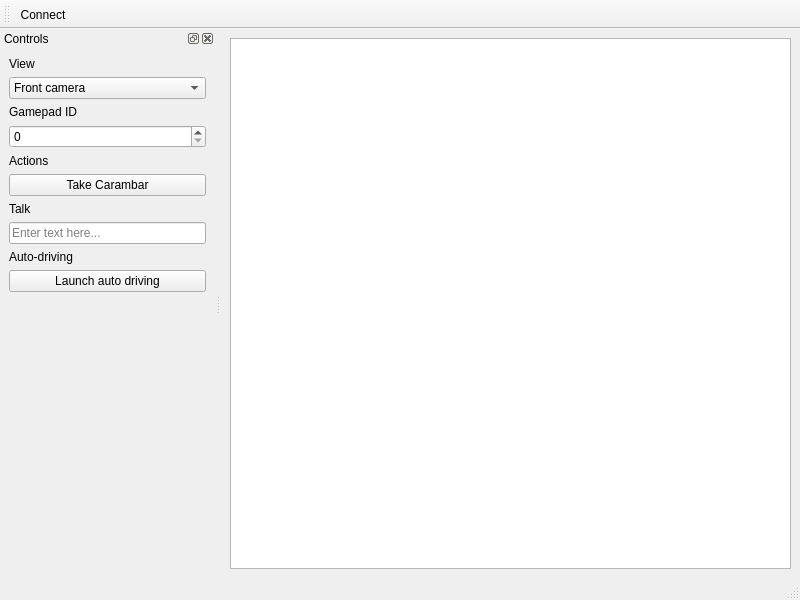
Nivl/nao-car, file NaoCar/Apps/Remote/Ui/MainWindow.ui: the form before one commit.
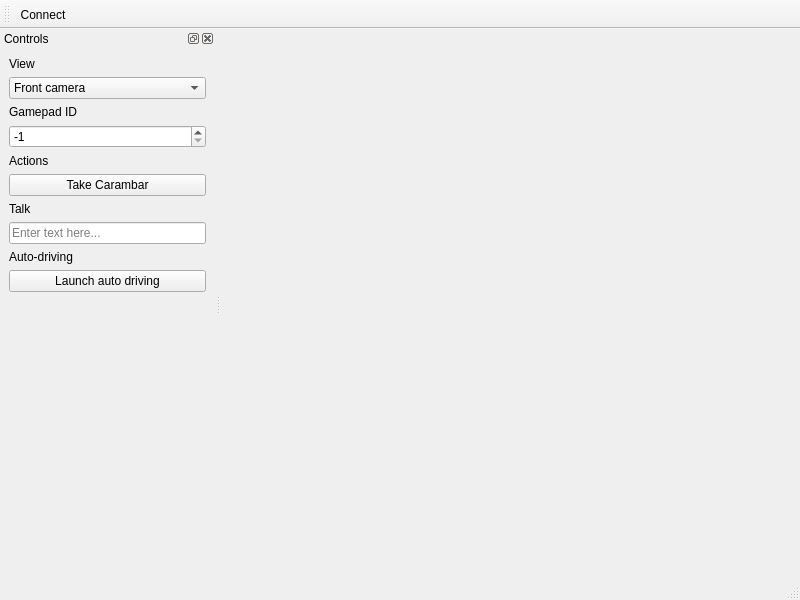
The form after the commit. Icons and pictures are not drawn.

What changed in the file:
```diff
--- a/NaoCar/Apps/Remote/Ui/MainWindow.ui
+++ b/NaoCar/Apps/Remote/Ui/MainWindow.ui
@@ -16,7 +16,14 @@
   <widget class="QWidget" name="centralwidget">
    <layout class="QHBoxLayout" name="horizontalLayout">
     <item>
-     <widget class="QGraphicsView" name="graphicsView"/>
+     <widget class="QLabel" name="streamViewLabel">
+      <property name="text">
+       <string/>
+      </property>
+      <property name="scaledContents">
+       <bool>false</bool>
+      </property>
+     </widget>
     </item>
    </layout>
   </widget>
@@ -101,7 +108,14 @@
       </widget>
      </item>
      <item>
-      <widget class="QSpinBox" name="gamepadID"/>
+      <widget class="QSpinBox" name="gamepadID">
+       <property name="minimum">
+        <number>-1</number>
+       </property>
+       <property name="value">
+        <number>-1</number>
+       </property>
+      </widget>
      </item>
      <item>
       <widget class="QLabel" name="label_2">
```
Left out of the diff: 5 changed lines with no effect on the pictures.
